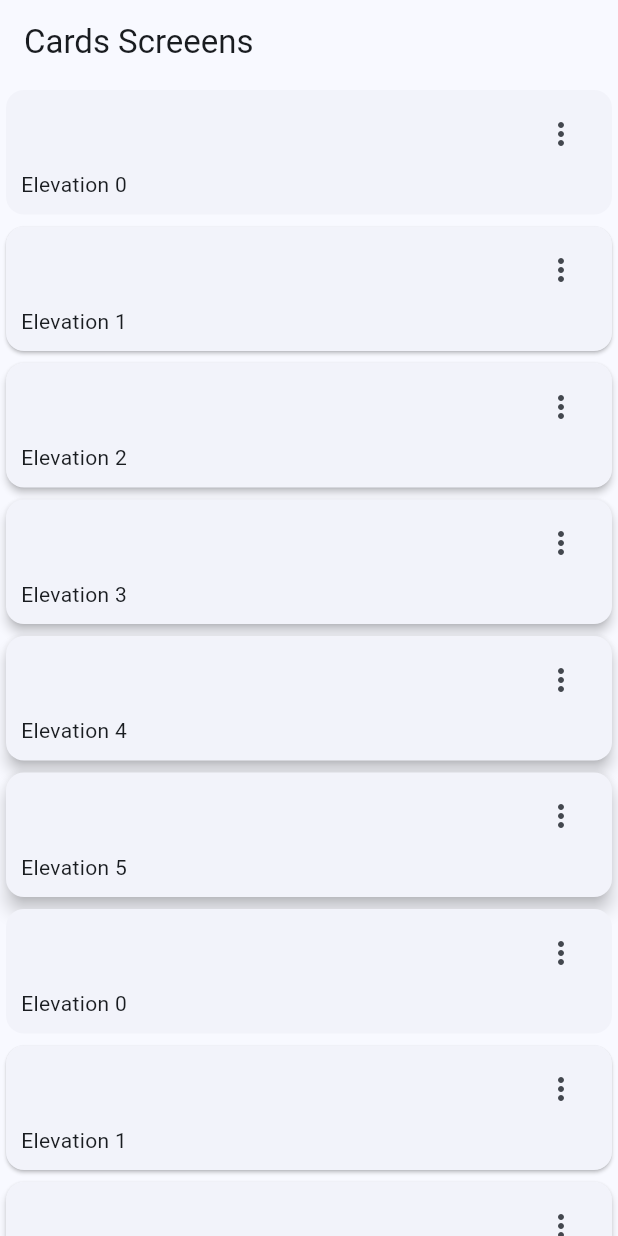
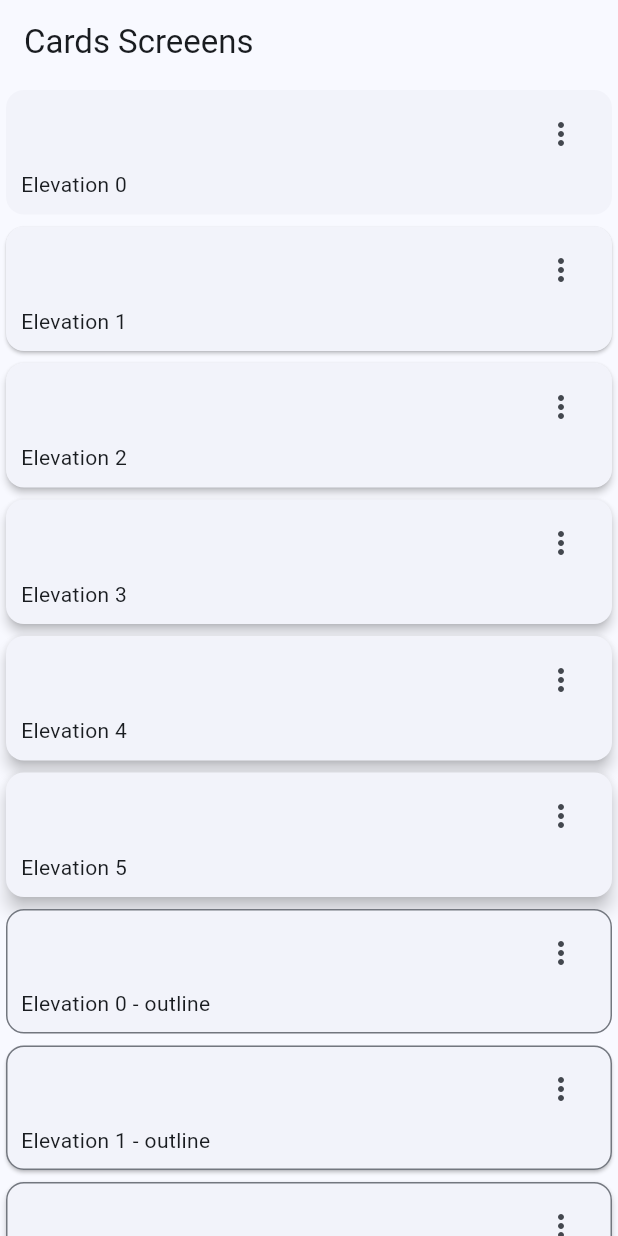
Before and after one commit to hasprilla/widgets_app, a Flutter app: the CardsScreen screen opened by its route, on a phone screen of 412 x 824 dp. Run offline on Flutter 3.47's test engine with Material 2 defaults, Android fonts, the phone set to English and light mode, and no system bars; our stand-ins replace go_router.

Commit message:
tarjetas 2

```diff
--- a/lib/presentation/screens/cards/cards_screen.dart
+++ b/lib/presentation/screens/cards/cards_screen.dart
@@ -39,7 +39,7 @@ class _CardsView extends StatelessWidget {
             ),
           ),
           ...cards.map(
-            (card) => _CardType1(
+            (card) => _CardType2(
               label: card['label'],
               elevation: card['elevation'],
             ),
@@ -85,3 +85,45 @@ class _CardType1 extends StatelessWidget {
     );
   }
 }
+
+class _CardType2 extends StatelessWidget {
+  final String label;
+  final double elevation;
+
+  const _CardType2({
+    Key? key,
+    required this.label,
+    required this.elevation,
+  }) : super(key: key);
+
+  @override
+  Widget build(BuildContext context) {
+    final colors = Theme.of(context).colorScheme;
+    return Card(
+      shape: RoundedRectangleBorder(
+          borderRadius: const BorderRadius.all(Radius.circular(12)),
+          side: BorderSide(
+            color: colors.outline,
+          )),
+      elevation: elevation,
+      child: Padding(
+        padding: const EdgeInsets.fromLTRB(10, 5, 10, 10),
+        child: Column(
+          children: [
+            Align(
+              alignment: Alignment.topRight,
+              child: IconButton(
+                onPressed: () {},
+                icon: const Icon(Icons.more_vert),
+              ),
+            ),
+            Align(
+              alignment: Alignment.bottomLeft,
+              child: Text('$label - outline'),
+            ),
+          ],
+        ),
+      ),
+    );
+  }
+}
```
